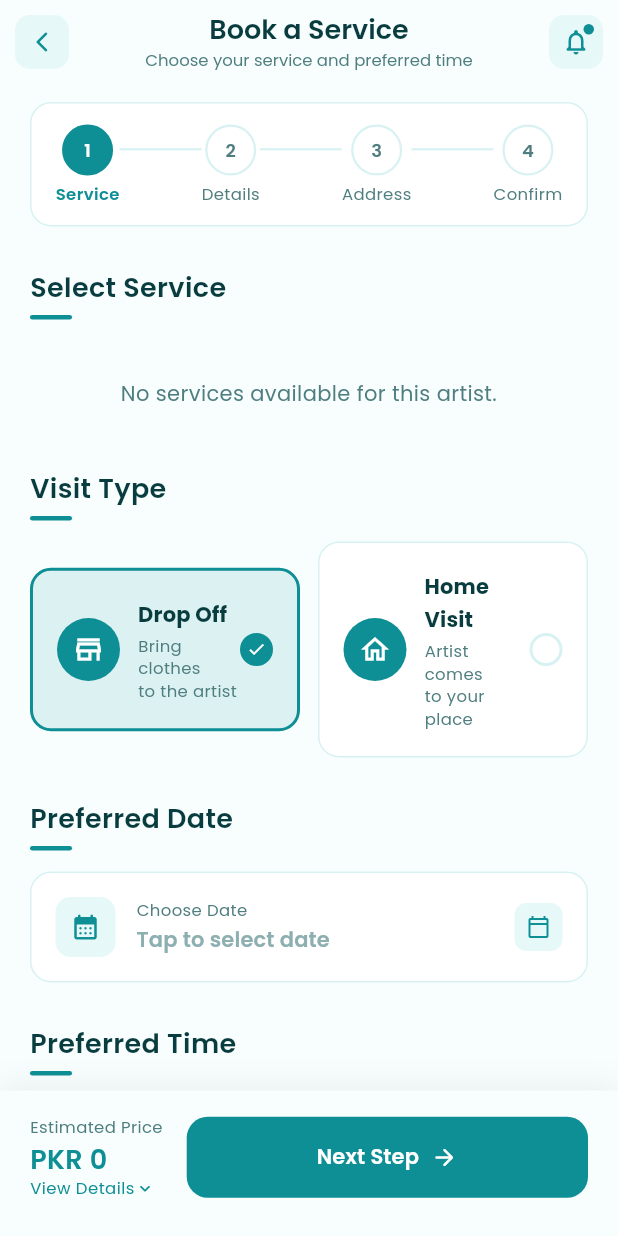
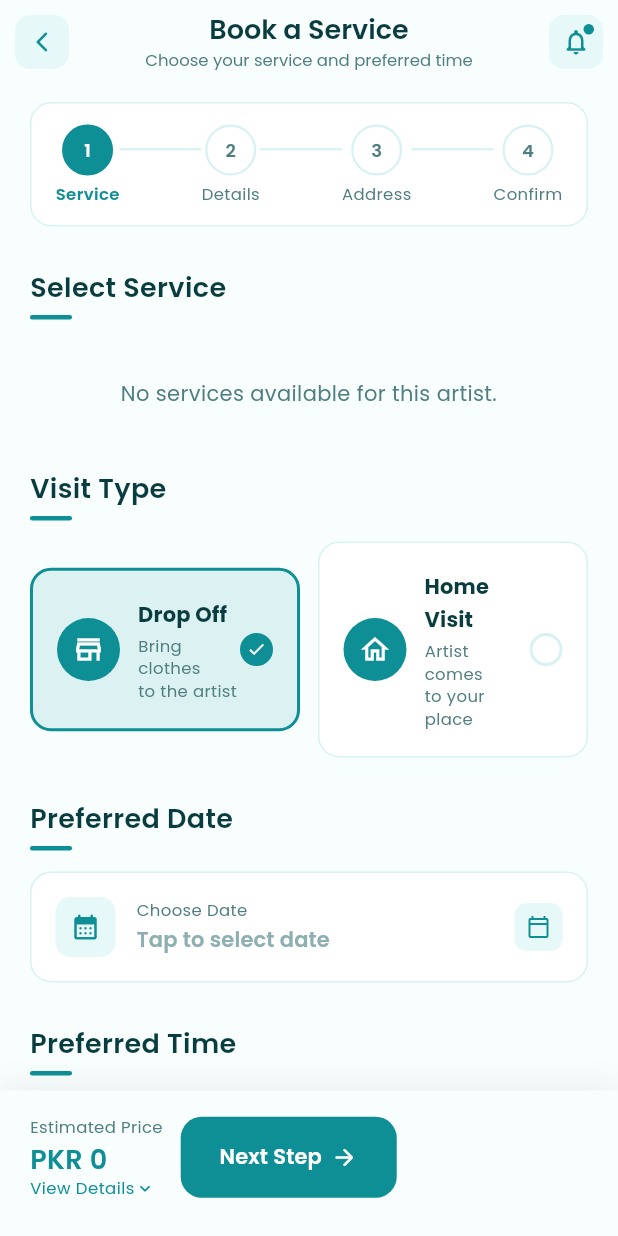
Before and after one commit to Asmarjaffery/smartstitch, a Flutter app: the BookingScreen screen opened by its route, on a phone screen of 412 x 824 dp. Run offline on Flutter 3.47's test engine with Material 3 defaults, Android fonts, the phone set to English and light mode, and no system bars; our stand-ins replace cached_network_image, camera, cloud_firestore, dio, emoji_picker_flutter, firebase_auth and 26 more; missing offline and left inert: dart:html, excel, flutter_stripe, google_mlkit_pose_detection, record, universal_html; accounts and stored records are empty; network calls fail.

Commit message:
Refactor booking screen layout and text handling
Refactor booking screen layout to improve responsiveness and code clarity.

```diff
--- a/lib/user/booking/booking_screen.dart
+++ b/lib/user/booking/booking_screen.dart
@@ -560,24 +560,28 @@ class _BottomBar extends StatelessWidget {
         ],
       ),
       child: Row(
+        crossAxisAlignment: CrossAxisAlignment.center,
         children: [
-          Column(
+          Flexible(
+            flex: 3,
+            child: Column(
               mainAxisSize: MainAxisSize.min,
               crossAxisAlignment: CrossAxisAlignment.start,
               children: [
                 Text(
                   'Estimated Price',
+                  maxLines: 1,
+                  overflow: TextOverflow.ellipsis,
                   style: AppTextStyles.caption
                       .copyWith(color: Theme.of(context).textTheme.bodySmall?.color),
                 ),
                 const SizedBox(height: 2),
-              // A design image / instructions means the artist will price
-              // this manually — show that instead of a number so the
-              // customer doesn't think this figure is what they'll pay.
                 Obx(() {
                   if (ctrl.requiresArtistQuote) {
                     return Text(
                       'Pending artist quote',
+                      maxLines: 1,
+                      overflow: TextOverflow.ellipsis,
                       style: AppTextStyles.h4.copyWith(color: AppColors.primary),
                     );
                   }
@@ -586,6 +590,8 @@ class _BottomBar extends StatelessWidget {
                     ctrl.selectedService.value != null
                         ? 'PKR ${base.toInt()}'
                         : 'PKR 0',
+                    maxLines: 1,
+                    overflow: TextOverflow.ellipsis,
                     style: AppTextStyles.h4.copyWith(color: AppColors.primary),
                   );
                 }),
@@ -597,11 +603,16 @@ class _BottomBar extends StatelessWidget {
                     tapTargetSize: MaterialTapTargetSize.shrinkWrap,
                   ),
                   child: Row(
+                    mainAxisSize: MainAxisSize.min,
                     children: [
-                    Text(
+                      Flexible(
+                        child: Text(
                           'View Details',
+                          maxLines: 1,
+                          overflow: TextOverflow.ellipsis,
                           style: AppTextStyles.caption
                               .copyWith(color: AppColors.primary),
+                        ),
                       ),
                       const Icon(Icons.keyboard_arrow_down_rounded,
                           color: AppColors.primary, size: 14),
@@ -610,8 +621,10 @@ class _BottomBar extends StatelessWidget {
                 ),
               ],
             ),
-          const SizedBox(width: 16),
+          ),
+          const SizedBox(width: 12),
           Expanded(
+            flex: 2,
             child: Obx(() => SizedBox(
                   height: 54,
                   child: ElevatedButton(
@@ -635,6 +648,7 @@ class _BottomBar extends StatelessWidget {
                           },
                     style: ElevatedButton.styleFrom(
                       backgroundColor: AppColors.primary,
+                      padding: const EdgeInsets.symmetric(horizontal: 10),
                       shape: const RoundedRectangleBorder(
                           borderRadius: AppRadius.medium),
                     ),
@@ -642,13 +656,18 @@ class _BottomBar extends StatelessWidget {
                         ? const CircularProgressIndicator(color: Colors.white)
                         : Row(
                             mainAxisAlignment: MainAxisAlignment.center,
+                            mainAxisSize: MainAxisSize.min,
                             children: [
-                              Text(
+                              Flexible(
+                                child: Text(
                                   'Next Step',
+                                  maxLines: 1,
+                                  overflow: TextOverflow.ellipsis,
                                   style: AppTextStyles.labelLarge
                                       .copyWith(color: Colors.white),
                                 ),
-                              const SizedBox(width: 8),
+                              ),
+                              const SizedBox(width: 6),
                               const Icon(Icons.arrow_forward_rounded,
                                   color: Colors.white, size: 18),
                             ],
```
Lines whose indentation alone changed are shown as unchanged.
